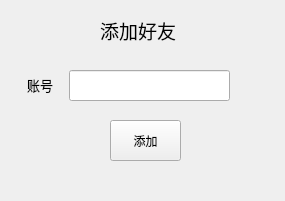
The window that friendmaking.ui (yuanchuc/MyQQ-Json) describes before a commit, drawn with Qt 5.
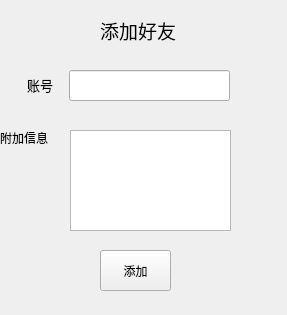
The same window after the commit.

```diff
--- a/friendmaking.ui
+++ b/friendmaking.ui
@@ -6,8 +6,8 @@
    <rect>
     <x>0</x>
     <y>0</y>
-    <width>285</width>
-    <height>201</height>
+    <width>287</width>
+    <height>315</height>
    </rect>
   </property>
   <property name="windowTitle">
@@ -26,8 +26,8 @@
   <widget class="QPushButton" name="insertButton">
    <property name="geometry">
     <rect>
-     <x>110</x>
-     <y>120</y>
+     <x>100</x>
+     <y>250</y>
      <width>71</width>
      <height>41</height>
     </rect>
@@ -62,6 +62,29 @@
     <string>&lt;html&gt;&lt;head/&gt;&lt;body&gt;&lt;p&gt;&lt;span style=&quot; font-size:10pt;&quot;&gt;账号&lt;/span&gt;&lt;/p&gt;&lt;/body&gt;&lt;/html&gt;</string>
    </property>
   </widget>
+  <widget class="QTextEdit" name="extraMsgEdit">
+   <property name="geometry">
+    <rect>
+     <x>70</x>
+     <y>130</y>
+     <width>161</width>
+     <height>101</height>
+    </rect>
+   </property>
+  </widget>
+  <widget class="QLabel" name="label_3">
+   <property name="geometry">
+    <rect>
+     <x>0</x>
+     <y>130</y>
+     <width>72</width>
+     <height>15</height>
+    </rect>
+   </property>
+   <property name="text">
+    <string>附加信息</string>
+   </property>
+  </widget>
  </widget>
  <resources/>
  <connections/>
```
